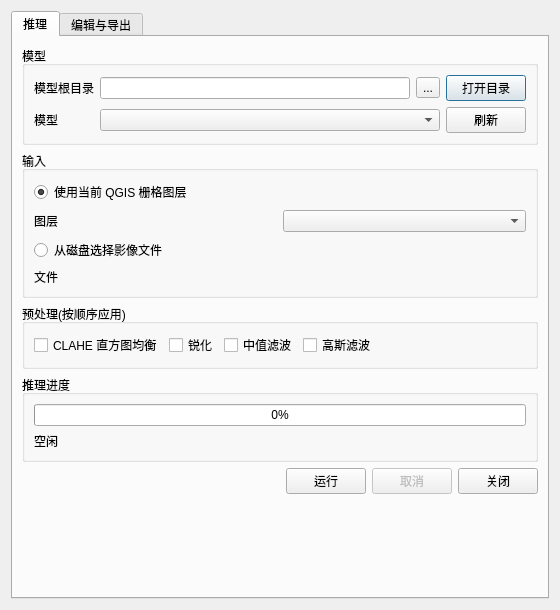
First picture: the form in land_cover_classification/land_cover_classification_dialog_base.ui, repository ZDongFan/semantic_segmentation, before the edit.
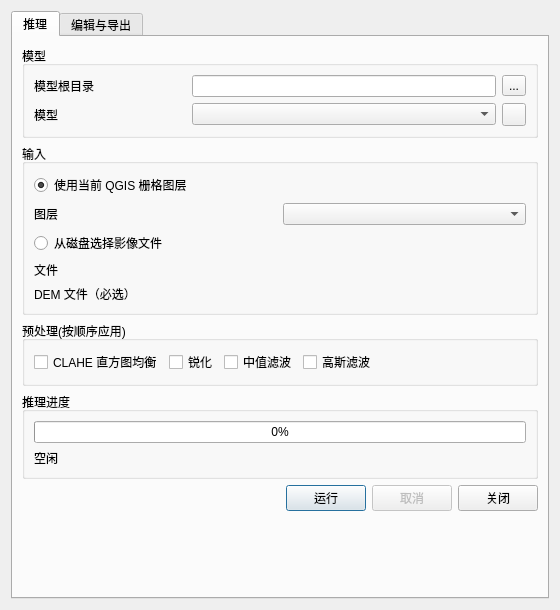
Second picture: the form after the edit. Custom widgets are drawn as their Qt base class.

```diff
--- a/land_cover_classification/land_cover_classification_dialog_base.ui
+++ b/land_cover_classification/land_cover_classification_dialog_base.ui
@@ -37,23 +37,16 @@
             </property>
            </widget>
           </item>
-          <item row="0" column="1">
+          <item row="0" column="1" colspan="2">
            <widget class="QLineEdit" name="modelRootEdit"/>
           </item>
-          <item row="0" column="2">
+          <item row="0" column="3">
            <widget class="QToolButton" name="browseModelRootBtn">
             <property name="text">
              <string>...</string>
             </property>
            </widget>
           </item>
-          <item row="0" column="3">
-           <widget class="QPushButton" name="openModelDirBtn">
-            <property name="text">
-             <string>打开目录</string>
-            </property>
-           </widget>
-          </item>
           <item row="1" column="0">
            <widget class="QLabel" name="modelLabel">
             <property name="text">
@@ -65,9 +58,9 @@
            <widget class="QComboBox" name="modelCombo"/>
           </item>
           <item row="1" column="3">
-           <widget class="QPushButton" name="refreshModelsBtn">
+           <widget class="QToolButton" name="refreshModelsBtn">
             <property name="text">
-             <string>刷新</string>
+             <string/>
             </property>
            </widget>
           </item>
@@ -117,6 +110,16 @@
           <item row="3" column="1">
            <widget class="QgsFileWidget" name="inputFileWidget"/>
           </item>
+          <item row="4" column="0">
+           <widget class="QLabel" name="demFileLabel">
+            <property name="text">
+             <string>DEM 文件（必选）</string>
+            </property>
+           </widget>
+          </item>
+          <item row="4" column="1">
+           <widget class="QgsFileWidget" name="mDemFile"/>
+          </item>
          </layout>
         </widget>
        </item>
```
